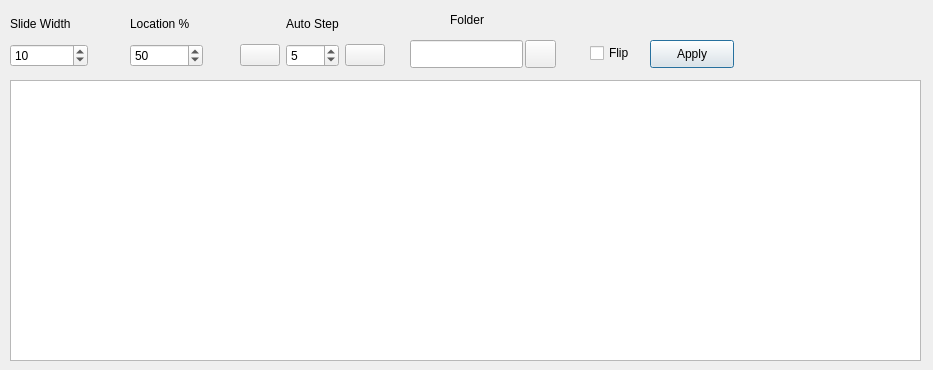
This is formbuildslidehypecubepreview.ui in JairoSalazarV/QtHypCam as Qt 5 draws it before an edit. The edited form follows.
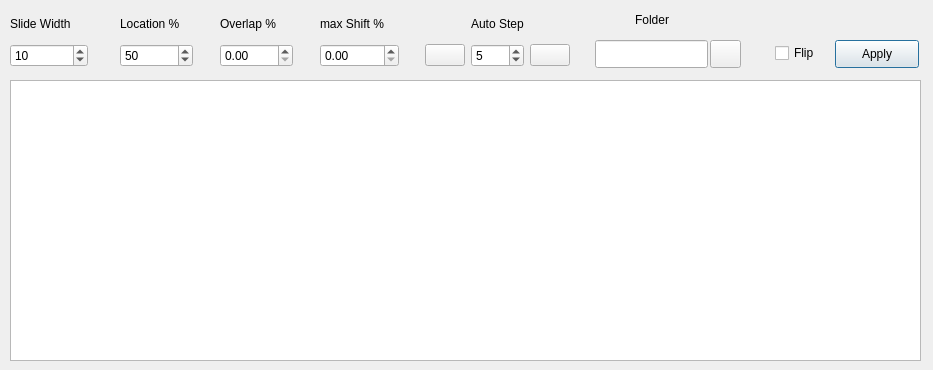
This is the edited form. Icons and pictures are not drawn.

```diff
--- a/formbuildslidehypecubepreview.ui
+++ b/formbuildslidehypecubepreview.ui
@@ -26,7 +26,7 @@
   <widget class="QPushButton" name="pbApply">
    <property name="geometry">
     <rect>
-     <x>650</x>
+     <x>835</x>
      <y>40</y>
      <width>84</width>
      <height>28</height>
@@ -39,7 +39,7 @@
   <widget class="QWidget" name="layoutWidget">
    <property name="geometry">
     <rect>
-     <x>130</x>
+     <x>120</x>
      <y>10</y>
      <width>73</width>
      <height>57</height>
@@ -71,7 +71,7 @@
   <widget class="QWidget" name="layoutWidget_2">
    <property name="geometry">
     <rect>
-     <x>240</x>
+     <x>425</x>
      <y>10</y>
      <width>145</width>
      <height>57</height>
@@ -157,7 +157,7 @@
   <widget class="QLineEdit" name="txtFolder">
    <property name="geometry">
     <rect>
-     <x>410</x>
+     <x>595</x>
      <y>40</y>
      <width>113</width>
      <height>28</height>
@@ -167,7 +167,7 @@
   <widget class="QLabel" name="label_4">
    <property name="geometry">
     <rect>
-     <x>450</x>
+     <x>635</x>
      <y>10</y>
      <width>75</width>
      <height>20</height>
@@ -180,7 +180,7 @@
   <widget class="QPushButton" name="pbFolder">
    <property name="geometry">
     <rect>
-     <x>525</x>
+     <x>710</x>
      <y>40</y>
      <width>31</width>
      <height>28</height>
@@ -197,7 +197,7 @@
   <widget class="QCheckBox" name="cbFlip">
    <property name="geometry">
     <rect>
-     <x>590</x>
+     <x>775</x>
      <y>40</y>
      <width>51</width>
      <height>26</height>
@@ -207,6 +207,64 @@
     <string>Flip</string>
    </property>
   </widget>
+  <widget class="QWidget" name="layoutWidget_4">
+   <property name="geometry">
+    <rect>
+     <x>220</x>
+     <y>10</y>
+     <width>73</width>
+     <height>57</height>
+    </rect>
+   </property>
+   <layout class="QGridLayout" name="gridLayout_4">
+    <item row="0" column="0">
+     <widget class="QLabel" name="label_5">
+      <property name="text">
+       <string>Overlap %</string>
+      </property>
+     </widget>
+    </item>
+    <item row="1" column="0">
+     <widget class="QDoubleSpinBox" name="spinOverlap">
+      <property name="maximum">
+       <double>1.000000000000000</double>
+      </property>
+      <property name="singleStep">
+       <double>0.100000000000000</double>
+      </property>
+     </widget>
+    </item>
+   </layout>
+  </widget>
+  <widget class="QWidget" name="layoutWidget_5">
+   <property name="geometry">
+    <rect>
+     <x>320</x>
+     <y>10</y>
+     <width>79</width>
+     <height>57</height>
+    </rect>
+   </property>
+   <layout class="QGridLayout" name="gridLayout_5">
+    <item row="0" column="0">
+     <widget class="QLabel" name="label_6">
+      <property name="text">
+       <string>max Shift %</string>
+      </property>
+     </widget>
+    </item>
+    <item row="1" column="0">
+     <widget class="QDoubleSpinBox" name="spinMaxShift">
+      <property name="maximum">
+       <double>0.900000000000000</double>
+      </property>
+      <property name="singleStep">
+       <double>0.100000000000000</double>
+      </property>
+     </widget>
+    </item>
+   </layout>
+  </widget>
  </widget>
  <resources>
   <include location="lstImgs.qrc"/>
```
